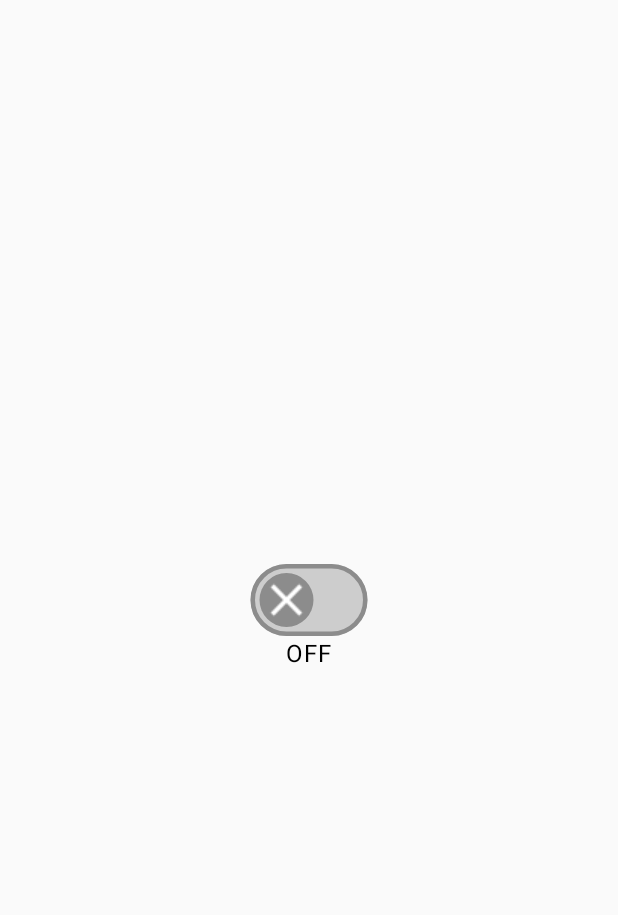
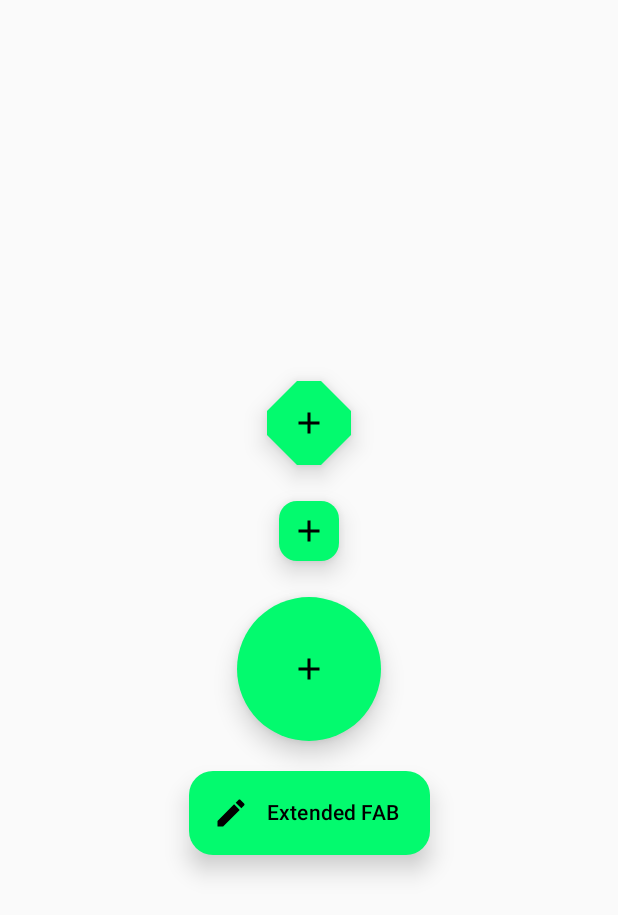
Before and after one commit to Coding-Meet/JetpackComposeSeries, an Android app built with Jetpack Compose: the screen it shows after launch (MainActivity), on a phone screen of 412 x 824 dp. Shown: the top 915 px of the screen. Run offline under Robolectric (Android 15) with nearby library versions, the phone set to English and light mode, and no system bars.

Commit message:
implement floating action button

```diff
--- a/app/src/main/java/com/coding/meet/jetpackcomposeseries/MainActivity.kt
+++ b/app/src/main/java/com/coding/meet/jetpackcomposeseries/MainActivity.kt
@@ -2,6 +2,7 @@ package com.coding.meet.jetpackcomposeseries
 
 import android.os.Bundle
 import android.util.Log
+import android.widget.Toast
 import androidx.activity.ComponentActivity
 import androidx.activity.compose.setContent
 import androidx.compose.foundation.*
@@ -24,6 +25,7 @@ import androidx.compose.ui.draw.*
 import androidx.compose.ui.geometry.Offset
 import androidx.compose.ui.graphics.*
 import androidx.compose.ui.layout.ContentScale
+import androidx.compose.ui.platform.LocalContext
 import androidx.compose.ui.res.*
 import androidx.compose.ui.text.*
 import androidx.compose.ui.text.font.*
@@ -56,7 +58,7 @@ class MainActivity : ComponentActivity() {
 //                    DecScreen(mainViewModel)
 //                }
 
-                SwitchScreen()
+                FabScreen()
             }
         }
     }
@@ -887,3 +889,71 @@ fun SwitchScreen() {
         Text(text = if (checked) "On" else "OFF")
     }
 }
+
+@Composable
+fun FabScreen() {
+    val context = LocalContext.current
+    Column(
+        modifier = Modifier.fillMaxSize(),
+        verticalArrangement = Arrangement.Center,
+        horizontalAlignment = Alignment.CenterHorizontally
+    ) {
+        FloatingActionButton(
+            onClick = {
+                Toast.makeText(context, "Click", Toast.LENGTH_LONG).show()
+            },
+            shape = CutCornerShape(20.dp),
+            containerColor = greenColor,
+            contentColor = Color.Black,
+            elevation = FloatingActionButtonDefaults.elevation(
+                defaultElevation = 10.dp
+            ),
+        ) {
+            Icon(Icons.Filled.Add, "Floating action button.")
+        }
+        Spacer(modifier = Modifier.padding(10.dp))
+        SmallFloatingActionButton(
+            onClick = {
+                Toast.makeText(context, "Click", Toast.LENGTH_LONG).show()
+
+            },
+            containerColor = greenColor,
+            contentColor = Color.Black,
+            elevation = FloatingActionButtonDefaults.elevation(
+                defaultElevation = 10.dp
+            ),
+        ) {
+            Icon(Icons.Filled.Add, "Small floating action button.")
+        }
+        Spacer(modifier = Modifier.padding(10.dp))
+        LargeFloatingActionButton(
+            onClick = {
+                Toast.makeText(context, "Click", Toast.LENGTH_LONG).show()
+
+            },
+            shape = CircleShape,
+            containerColor = greenColor,
+            contentColor = Color.Black,
+            elevation = FloatingActionButtonDefaults.elevation(
+                defaultElevation = 10.dp
+            ),
+        ) {
+            Icon(Icons.Filled.Add, "Large floating action button")
+        }
+        Spacer(modifier = Modifier.padding(10.dp))
+        ExtendedFloatingActionButton(
+            onClick = {
+                Toast.makeText(context, "Click", Toast.LENGTH_LONG).show()
+
+            },
+            expanded = true,
+            containerColor = greenColor,
+            contentColor = Color.Black,
+            elevation = FloatingActionButtonDefaults.elevation(
+                defaultElevation = 10.dp
+            ),
+            icon = { Icon(Icons.Filled.Edit, "Extended floating action button.") },
+            text = { Text(text = "Extended FAB") },
+        )
+    }
+}
```
